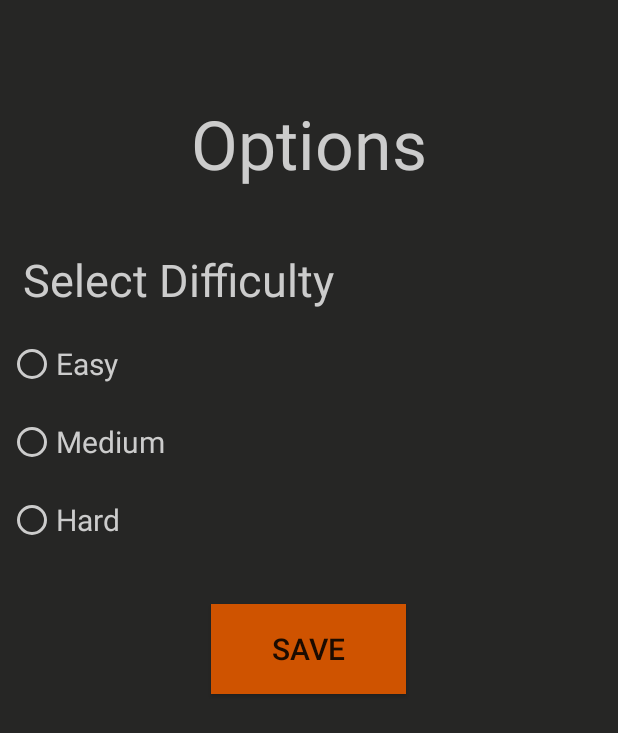
After one commit to Schopperkyle/RockstarSays, an Android app: the layout options.xml on its own in the app's theme, with its tools: preview values and no code run, on a phone screen of 412 x 824 dp. The commit adds this screen. Shown: the top 733 px of the screen. Run offline under Robolectric (Android 15) with nearby library versions, the phone set to English and light mode, and no system bars.

Commit message:
Initial Commit

```diff
--- /dev/null
+++ b/app/src/main/res/layout/options.xml
@@ -0,0 +1,79 @@
+<?xml version="1.0" encoding="utf-8"?>
+<LinearLayout xmlns:android="http://schemas.android.com/apk/res/android"
+    android:layout_width="match_parent"
+    android:layout_height="match_parent"
+    android:orientation="vertical"
+    android:background="#262625">
+
+    <TextView
+        android:id="@+id/titleOptions"
+        android:layout_width="wrap_content"
+        android:layout_height="wrap_content"
+        android:text="Options"
+        android:textSize="45sp"
+        android:layout_marginTop="65dp"
+        android:layout_gravity="center_horizontal"
+        android:textColor="#cccccc"/>
+
+    <TextView
+        android:id="@+id/selectDifficulty"
+        android:layout_width="wrap_content"
+        android:layout_height="wrap_content"
+        android:text="Select Difficulty"
+        android:textSize="30sp"
+        android:layout_marginTop="40dp"
+        android:layout_marginLeft="15dp"
+        android:layout_gravity="left"
+        android:textColor="#cccccc"/>
+
+    <RadioGroup
+        android:layout_width="match_parent"
+        android:layout_height="wrap_content"
+        android:orientation="vertical">
+
+        <RadioButton
+            android:id="@+id/Easy"
+            android:layout_width="wrap_content"
+            android:layout_height="wrap_content"
+            android:text="Easy"
+            android:textSize="20sp"
+            android:layout_marginTop="20dp"
+            android:layout_marginLeft="5dp"
+            android:textColor="#cccccc"
+            android:buttonTint="#cccccc"/>
+
+        <RadioButton
+            android:id="@+id/Medium"
+            android:layout_width="wrap_content"
+            android:layout_height="wrap_content"
+            android:text="Medium"
+            android:textSize="20sp"
+            android:layout_marginTop="20dp"
+            android:layout_marginLeft="5dp"
+            android:textColor="#cccccc"
+            android:buttonTint="#cccccc"/>
+
+        <RadioButton
+            android:id="@+id/Hard"
+            android:layout_width="wrap_content"
+            android:layout_height="wrap_content"
+            android:text="Hard"
+            android:textSize="20sp"
+            android:layout_marginTop="20dp"
+            android:layout_marginLeft="5dp"
+            android:textColor="#cccccc"
+            android:buttonTint="#cccccc"/>
+
+    </RadioGroup>
+
+    <Button
+        android:id="@+id/SaveOptions"
+        android:layout_width="130dip"
+        android:layout_height="60dip"
+        android:layout_marginTop="40dp"
+        android:layout_gravity="center_horizontal"
+        android:text="Save"
+        android:textSize="20sp"
+        android:background="#cf5300"/>
+
+</LinearLayout>
```
Also changed, not shown: app/src/main/res/layout/activity_main.xml (+0 -9 lines), app/src/main/res/layout/main_menu.xml (added, +39 -0 lines).
